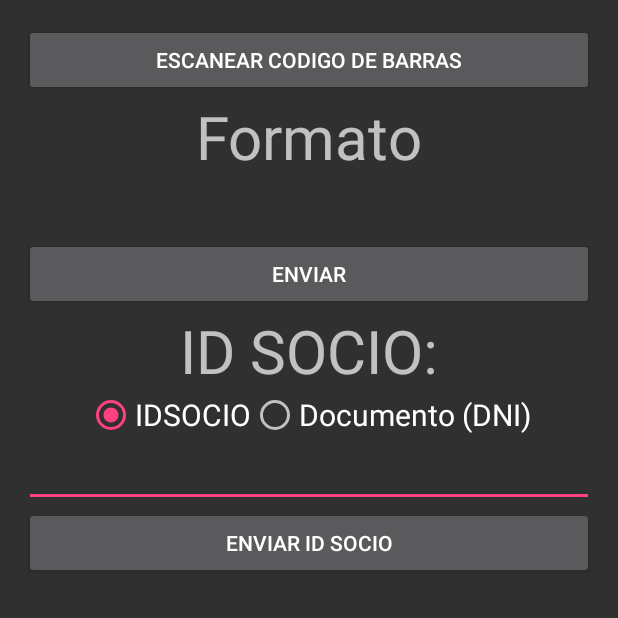
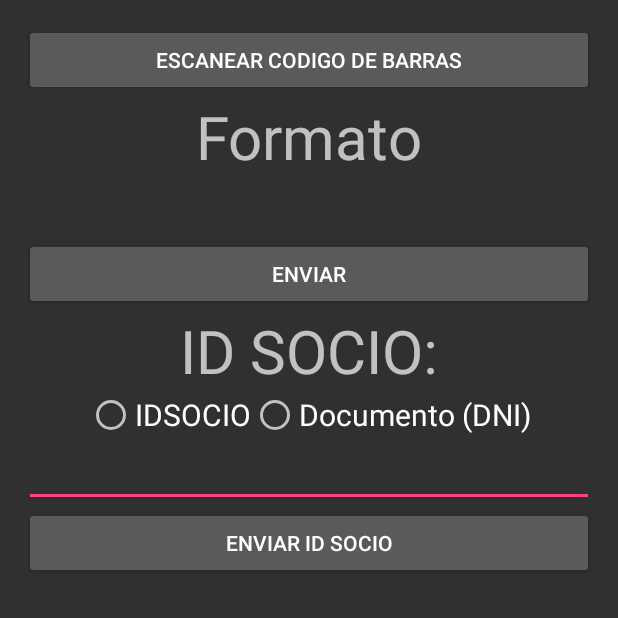
Before and after one commit to brunoe90/ProyectoNFCConsiliaweb, an Android app: the QRBarcodeActivity screen opened directly, with no data from a screen before it, on a phone screen of 412 x 824 dp, the top half of it. Run offline under Robolectric (Android 15) with nearby library versions, the phone set to English and light mode, and no system bars; 1 statement that could not run was skipped.

Commit message:
desarrollado el pasa-nopasa, falta ver reaccion de la gente en la entrega
arreglo un bug choto

```diff
--- a/app/src/main/res/layout/activity_qrbarcode.xml
+++ b/app/src/main/res/layout/activity_qrbarcode.xml
@@ -61,7 +61,7 @@
             android:id="@+id/buttonsocio"
             android:layout_gravity="center_horizontal"
             android:layout_weight="0"
-            android:checked="true"
+            android:checked="false"
             android:textSize="20sp"
             android:onClick="onRadioButtonClicked" />
 
```
